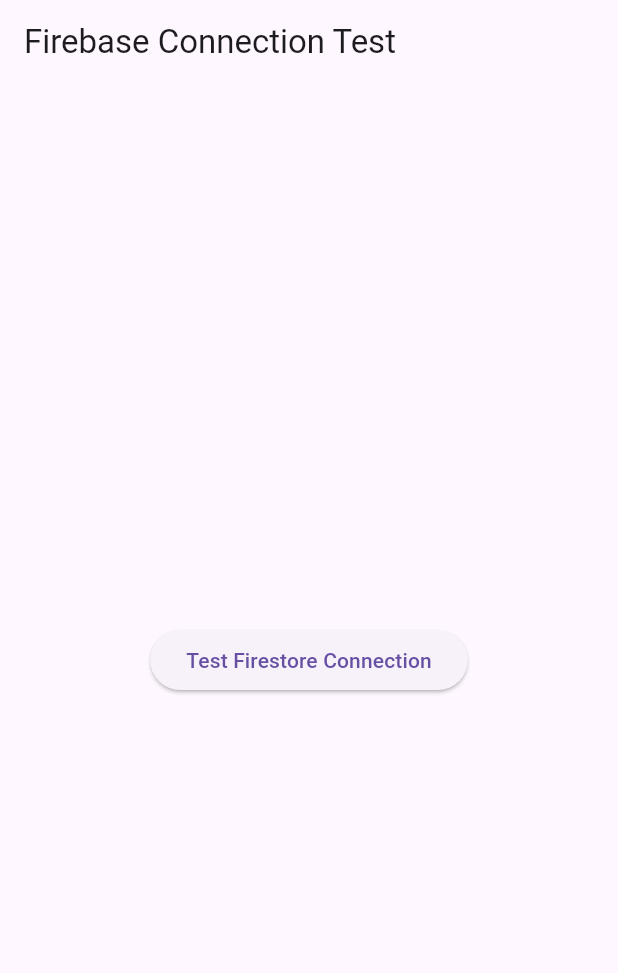
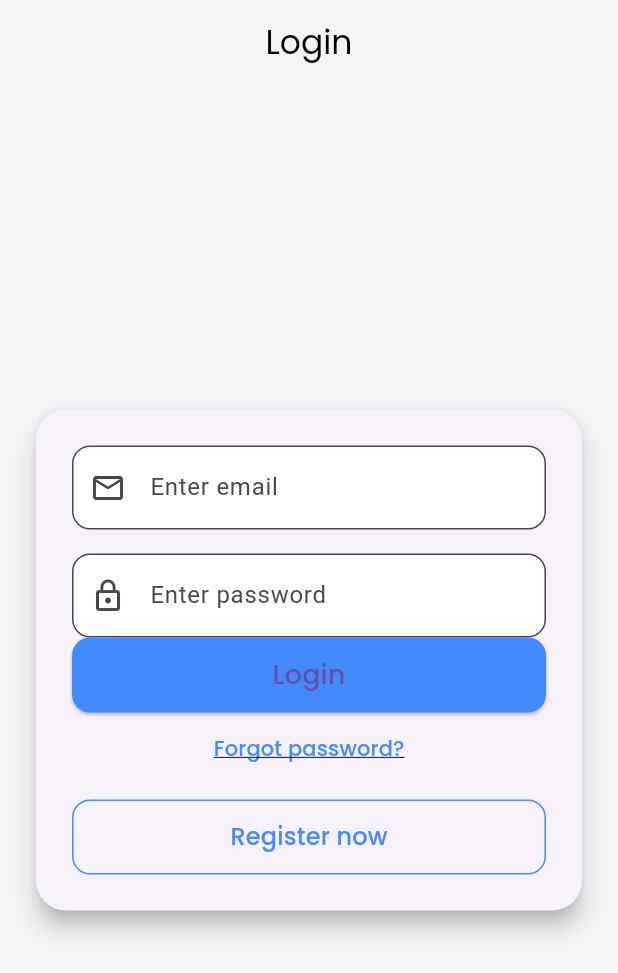
Before and after one commit to StelaB16/Final-Year-Project, a Flutter app: the screen it shows after launch, on a phone screen of 412 x 824 dp. Shown: the top 973 px of the screen. Run offline on Flutter 3.47's test engine with Material 3 defaults, Android fonts, the light colour scheme and no system bars; our stand-ins replace cloud_firestore, firebase_auth, firebase_core, get, google_fonts; accounts and stored records are empty.

Commit message:
Updated login, signup, forgot password UI and Firebase auth setup

```diff
--- /dev/null
+++ b/lib/login.dart
@@ -0,0 +1,145 @@
+import 'package:final_year_project/forgot.dart';
+import 'package:final_year_project/signup.dart';
+import 'package:firebase_auth/firebase_auth.dart';
+import 'package:flutter/material.dart';
+import 'package:get/get.dart';
+import 'package:get/get_core/src/get_main.dart';
+import 'package:google_fonts/google_fonts.dart';
+
+
+class login extends StatefulWidget {
+  const login({super.key});
+
+  @override
+  State<login> createState() => _loginState();
+}
+
+class _loginState extends State<login> {
+
+  TextEditingController email=TextEditingController();
+  TextEditingController password=TextEditingController();
+
+  signIn() async {
+    try {
+      await FirebaseAuth.instance.signInWithEmailAndPassword(
+        email: email.text.trim(),
+        password: password.text.trim(),
+      );
+    } on FirebaseAuthException catch (e) {
+      ScaffoldMessenger.of(context).showSnackBar(
+        SnackBar(content: Text(e.message ?? "Login failed")),
+      );
+    } catch (e) {
+      ScaffoldMessenger.of(context).showSnackBar(
+        SnackBar(content: Text("Unexpected error: $e")),
+      );
+    }
+  }
+
+
+  @override
+  Widget build(BuildContext context) {
+    return Scaffold(
+      backgroundColor: const Color(0xFFF3F4F6),
+      appBar: AppBar(
+        backgroundColor: Colors.transparent,
+        elevation: 0,
+        title: Text(
+          "Login",
+          style: GoogleFonts.poppins(color: Colors.black),
+        ),
+        centerTitle: true,
+      ),
+        body: Center(
+            child: SingleChildScrollView(
+                padding: const EdgeInsets.all(20.0),
+                child: Card(
+                  elevation: 6,
+                  shape: RoundedRectangleBorder(borderRadius: BorderRadius.circular(20)),
+                  child: Padding(
+                    padding: const EdgeInsets.all(24.0),
+                    child: Column(
+                      mainAxisSize: MainAxisSize.min,
+                      children: [
+                        TextField(
+                          controller: email,
+                          decoration: InputDecoration(
+                            prefixIcon: const Icon(Icons.email_outlined),
+                            hintText: 'Enter email',
+                            filled: true,
+                            fillColor: Colors.white,
+                            border: OutlineInputBorder(
+                              borderRadius: BorderRadius.circular(12),
+                            ),
+                          ),
+                        ),
+
+                        const SizedBox(height: 16),
+
+                        TextField(
+                          controller: password,
+                          obscureText: true,
+                          decoration: InputDecoration(
+                            prefixIcon: const Icon(Icons.lock_outline),
+                            hintText: 'Enter password',
+                            filled: true,
+                            fillColor: Colors.white,
+                            border: OutlineInputBorder(
+                              borderRadius: BorderRadius.circular(12),
+                            ),
+                          ),
+                        ),
+
+
+                        ElevatedButton(
+                          onPressed: signIn,
+                          style: ElevatedButton.styleFrom(
+                            backgroundColor: Colors.blueAccent,
+                            minimumSize: const Size(double.infinity, 50),
+                            shape: RoundedRectangleBorder(borderRadius: BorderRadius.circular(12)),
+                          ),
+                          child: Text(
+                            "Login",
+                            style: GoogleFonts.poppins(
+                              fontSize: 18,
+                              fontWeight: FontWeight.w500,
+                            ),
+                          ),
+                        ),
+
+                        TextButton(
+                          onPressed: () => Get.to(() => const Forgot()),
+                          child: Text(
+                            "Forgot password?",
+                            style: GoogleFonts.poppins(
+                              color: Colors.blueAccent,
+                              decoration: TextDecoration.underline,
+                            ),
+                          ),
+                        ),
+                        const SizedBox(height: 10),
+                        OutlinedButton(
+                          onPressed: () => Get.to(() => const signup()),
+                          style: OutlinedButton.styleFrom(
+                            minimumSize: const Size(double.infinity, 50),
+                            side: const BorderSide(color: Colors.blueAccent),
+                            shape: RoundedRectangleBorder(borderRadius: BorderRadius.circular(12)),
+                          ),
+                          child: Text(
+                            "Register now",
+                            style: GoogleFonts.poppins(
+                              color: Colors.blueAccent,
+                              fontSize: 16,
+                              fontWeight: FontWeight.w500,
+                            ),
+                          ),
+                        ),
+                      ],
+                    ),
+                  ),
+                ),
+            ),
+        ),
+    );
+  }
+}
--- a/lib/main.dart
+++ b/lib/main.dart
@@ -1,8 +1,8 @@
+import "package:get/get.dart";
+import 'package:final_year_project/wrapper.dart';
 import 'package:flutter/material.dart';
 import 'package:firebase_core/firebase_core.dart';
-import 'package:firebase_auth/firebase_auth.dart';
 import 'package:cloud_firestore/cloud_firestore.dart';
-import 'firebase_options.dart';
 
 void main() async {
   WidgetsFlutterBinding.ensureInitialized();
@@ -17,11 +17,11 @@
   // This widget is the root of your application.
   @override
   Widget build(BuildContext context) {
-    return MaterialApp(
+    return GetMaterialApp(
       title: 'Final Year Project',
       debugShowCheckedModeBanner: false,
       theme: ThemeData(primarySwatch: Colors.blue),
-      home: const MyHomePage(title: 'My Final Year Project'),
+      home: wrapper(),
     );
   }
 }
--- /dev/null
+++ b/lib/wrapper.dart
@@ -0,0 +1,29 @@
+import 'package:final_year_project/homepage.dart';
+import 'package:final_year_project/login.dart';
+import 'package:final_year_project/main.dart';
+import 'package:firebase_auth/firebase_auth.dart';
+import 'package:flutter/material.dart';
+
+class wrapper extends StatefulWidget {
+  const wrapper({super.key});
+
+  @override
+  State<wrapper> createState() => _wrapperState();
+}
+
+class _wrapperState extends State<wrapper> {
+  @override
+  Widget build(BuildContext context) {
+    return Scaffold(
+      body: StreamBuilder(
+          stream: FirebaseAuth.instance.authStateChanges(),
+          builder: (context, snapshot){
+            if (snapshot.hasData){
+              return homepage();
+            }else{
+              return login();
+            }
+          }),
+    );
+  }
+}
--- a/pubspec.yaml
+++ b/pubspec.yaml
@@ -30,13 +30,15 @@
 dependencies:
   flutter:
     sdk: flutter
-
   # The following adds the Cupertino Icons font to your application.
   # Use with the CupertinoIcons class for iOS style icons.
   cupertino_icons: ^1.0.8
   firebase_core: ^4.2.0
   firebase_auth: ^6.1.1
   cloud_firestore: ^6.0.3
+  get: ^4.7.2
+  google_fonts: ^6.2.1
+
 
 dev_dependencies:
   flutter_test:
```
Also changed, not shown: lib/forgot.dart (added, +107 -0 lines), lib/homepage.dart (added, +32 -0 lines), lib/signup.dart (added, +122 -0 lines), pubspec.lock, 2 other files.
